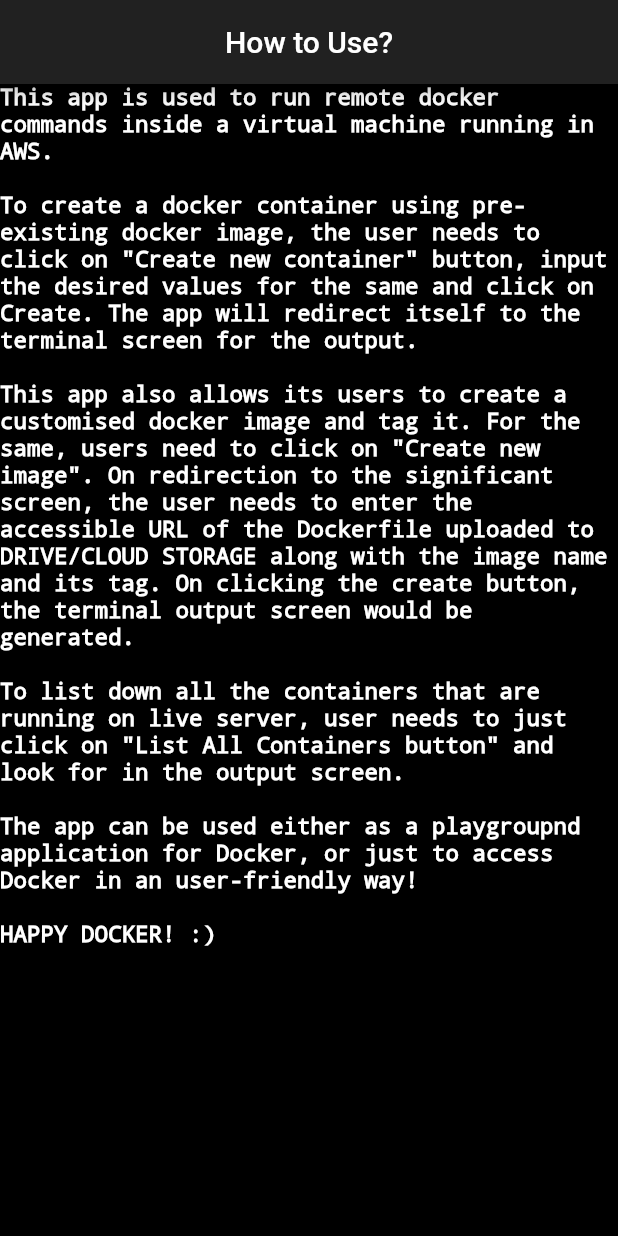
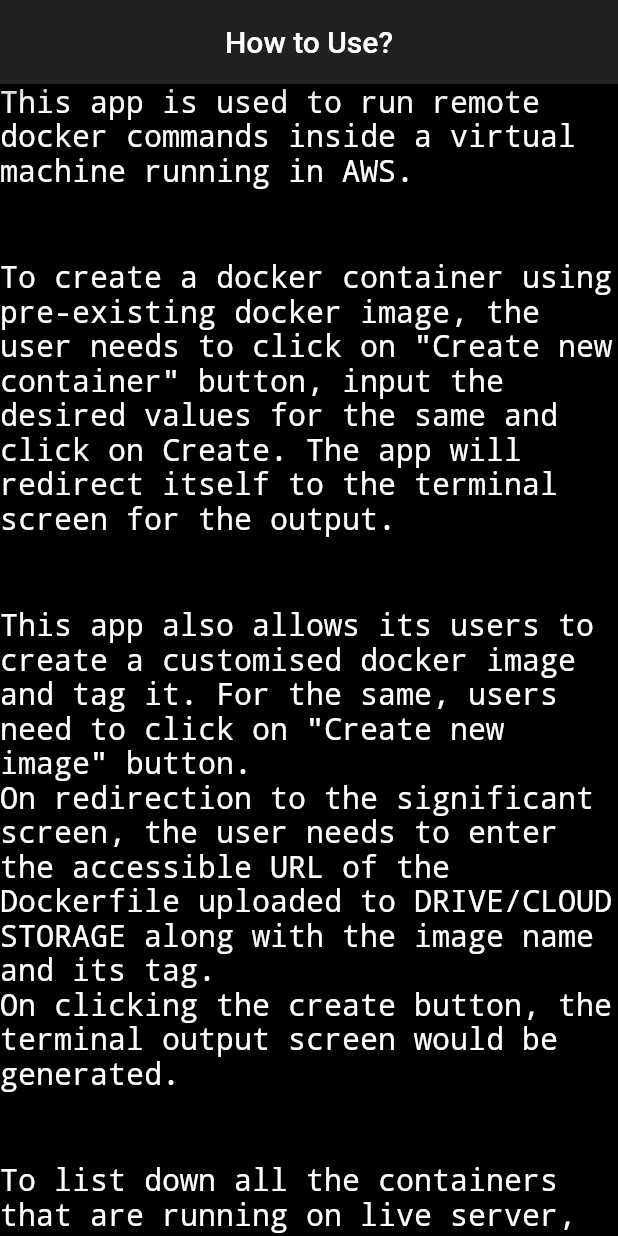
Before and after one commit to SaptarsiRoy/Matchr-app, a Flutter app: the screen it shows after launch, on a phone screen of 412 x 824 dp. Run offline on Flutter 3.47's test engine with Material 2 defaults, Android fonts, the light colour scheme and no system bars; our stand-ins replace font_awesome_flutter; project files that could hold a hidden picture were left out.

Commit message:
improved about screen

```diff
--- a/lib/screens/about_screen.dart
+++ b/lib/screens/about_screen.dart
@@ -1,10 +1,53 @@
 import 'package:flutter/material.dart';
+import 'package:font_awesome_flutter/font_awesome_flutter.dart';
+import 'package:matchr_docker_app/screens/dockerfile_screen.dart';
+
+const kAboutTextStyle = TextStyle(
+  fontSize: 20.0,
+  fontFamily: 'Courier New',
+  color: Colors.white,
+);
 
 class AboutScreen extends StatelessWidget {
   static const String id = 'AboutScreen';
+  final List<Text> _aboutText = [
+    Text(
+      'This app is used to run remote docker commands inside a virtual machine running in AWS.',
+      style: kAboutTextStyle,
+    ),
+    Text('\n\n'),
+    Text(
+      'To create a docker container using pre-existing docker image, the user needs to click on "Create new container" button, input the desired values for the same and click on Create. The app will redirect itself to the terminal screen for the output.',
+      style: kAboutTextStyle,
+    ),
+    Text('\n\n'),
+    Text(
+      'This app also allows its users to create a customised docker image and tag it. For the same, users need to click on "Create new image" button.',
+      style: kAboutTextStyle,
+    ),
+    Text(
+      'On redirection to the significant screen, the user needs to enter the accessible URL of the Dockerfile uploaded to DRIVE/CLOUD STORAGE along with the image name and its tag.',
+      style: kAboutTextStyle,
+    ),
+    Text(
+      'On clicking the create button, the terminal output screen would be generated.',
+      style: kAboutTextStyle,
+    ),
+    Text('\n\n'),
+    Text(
+      'To list down all the containers that are running on live server, user needs to just click on "List All Containers" button and look for in the output screen.',
+      style: kAboutTextStyle,
+    ),
+    Text('\n\n'),
+    Text(
+      'The app can be used either as a playgroupnd application for Docker, or just to access Docker in an user-friendly way!\n\nHAPPY DOCKER! :)',
+      style: kAboutTextStyle,
+    ),
+  ];
   @override
   Widget build(BuildContext context) {
     return Scaffold(
+      backgroundColor: Colors.black,
       appBar: AppBar(
         automaticallyImplyLeading: false,
         title: Center(
@@ -12,19 +55,14 @@ class AboutScreen extends StatelessWidget {
         ),
       ),
       body: Center(
-        child: Container(
-          height: double.maxFinite,
-          width: double.maxFinite,
-          color: Colors.black,
-          child: Text(
-            'This app is used to run remote docker commands inside a virtual machine running in AWS.\n\nTo create a docker container using pre-existing docker image, the user needs to click on "Create new container" button, input the desired values for the same and click on Create. The app will redirect itself to the terminal screen for the output.\n\nThis app also allows its users to create a customised docker image and tag it. For the same, users need to click on "Create new image". On redirection to the significant screen, the user needs to enter the accessible URL of the Dockerfile uploaded to DRIVE/CLOUD STORAGE along with the image name and its tag. On clicking the create button, the terminal output screen would be generated.\n\nTo list down all the containers that are running on live server, user needs to just click on "List All Containers button" and look for in the output screen.\n\nThe app can be used either as a playgroupnd application for Docker, or just to access Docker in an user-friendly way!\n\nHAPPY DOCKER! :)',
-            style: TextStyle(
-              fontWeight: FontWeight.bold,
-              fontSize: 15,
-              color: Colors.white,
-              fontFamily: 'Courier New',
+        child: CustomScrollView(
+          slivers: [
+            SliverList(
+              delegate: SliverChildListDelegate(
+                _aboutText,
+              ),
             ),
-          ),
+          ],
         ),
       ),
     );
```
